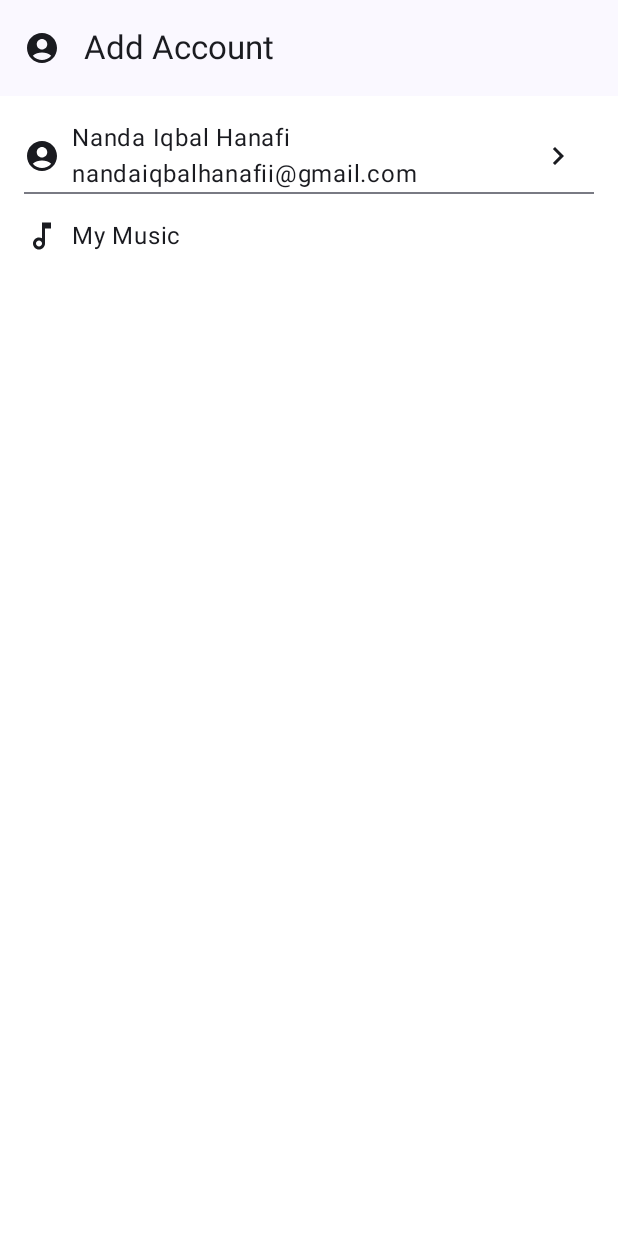
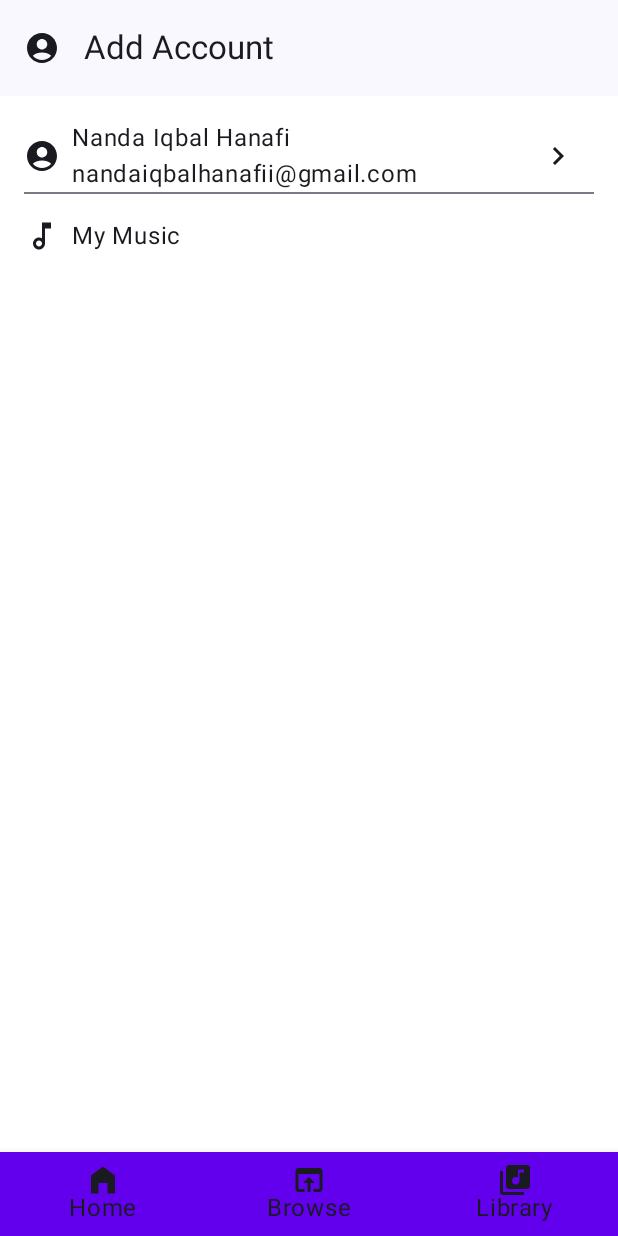
Before and after one commit to nandaiqbalh/music-app-ui-compose, an Android app built with Jetpack Compose: the screen it shows after launch (MainActivity), on a phone screen of 412 x 824 dp. Run offline under Robolectric (Android 15) with nearby library versions, the phone set to English and light mode, and no system bars.

Commit message:
Set up bottom navigation

```diff
--- a/app/src/main/java/com/nandaiqbalh/musicappui/Navigation.kt
+++ b/app/src/main/java/com/nandaiqbalh/musicappui/Navigation.kt
@@ -15,6 +15,18 @@ import com.nandaiqbalh.musicappui.ui.SubscriptionView
 fun Navigation(navController: NavController, viewModel: MainViewModel, pd: PaddingValues) {
 
 	NavHost(navController = navController as NavHostController, startDestination = Screen.DrawerScreen.Account.route, modifier = Modifier.padding(pd)) {
+		composable(Screen.BottomScreen.Home.bRoute){
+
+		}
+
+		composable(Screen.BottomScreen.Browse.bRoute){
+
+		}
+
+		composable(Screen.BottomScreen.Library.bRoute){
+
+		}
+
 		composable(Screen.DrawerScreen.Account.route){
 			AccountView()
 		}
--- a/app/src/main/java/com/nandaiqbalh/musicappui/Screen.kt
+++ b/app/src/main/java/com/nandaiqbalh/musicappui/Screen.kt
@@ -3,6 +3,16 @@ package com.nandaiqbalh.musicappui
 import androidx.annotation.DrawableRes
 
 sealed class Screen(val title: String, val route: String) {
+
+	sealed class BottomScreen(val bTitle: String, val bRoute: String, @DrawableRes val icon: Int) :
+		Screen(bTitle, bRoute) {
+
+		object Home : BottomScreen("Home", "home", R.drawable.ic_home)
+
+		object Browse : BottomScreen("Browse", "browse", R.drawable.ic_browse)
+
+		object Library : BottomScreen("Library", "library", R.drawable.ic_library)
+	}
 
 	sealed class DrawerScreen(val dTitle: String, val dRoute: String, @DrawableRes val icon: Int) :
 		Screen(dTitle, dRoute) {
@@ -16,6 +26,12 @@ sealed class Screen(val title: String, val route: String) {
 	}
 }
 
+val screensInBottom = listOf(
+	Screen.BottomScreen.Home,
+	Screen.BottomScreen.Browse,
+	Screen.BottomScreen.Library
+)
+
 val screensInDrawer = listOf(
 	Screen.DrawerScreen.Account,
 	Screen.DrawerScreen.Subscription,
--- a/app/src/main/java/com/nandaiqbalh/musicappui/ui/MainView.kt
+++ b/app/src/main/java/com/nandaiqbalh/musicappui/ui/MainView.kt
@@ -5,8 +5,11 @@ import androidx.compose.foundation.clickable
 import androidx.compose.foundation.layout.Row
 import androidx.compose.foundation.layout.fillMaxWidth
 import androidx.compose.foundation.layout.padding
+import androidx.compose.foundation.layout.wrapContentSize
 import androidx.compose.foundation.lazy.LazyColumn
 import androidx.compose.foundation.lazy.items
+import androidx.compose.material.BottomNavigation
+import androidx.compose.material.BottomNavigationItem
 import androidx.compose.material.ScaffoldState
 import androidx.compose.material.icons.Icons
 import androidx.compose.material.icons.filled.AccountCircle
@@ -34,6 +37,7 @@ import androidx.navigation.compose.rememberNavController
 import com.nandaiqbalh.musicappui.MainViewModel
 import com.nandaiqbalh.musicappui.Navigation
 import com.nandaiqbalh.musicappui.Screen
+import com.nandaiqbalh.musicappui.screensInBottom
 import com.nandaiqbalh.musicappui.screensInDrawer
 import kotlinx.coroutines.CoroutineScope
 import kotlinx.coroutines.launch
@@ -63,8 +67,34 @@ fun MainView() {
 		mutableStateOf(false)
 	}
 
+	val bottomBar: @Composable () -> Unit = {
+		if (currentScreen is Screen.DrawerScreen || currentScreen == Screen.BottomScreen.Home) {
+			BottomNavigation(modifier = Modifier.wrapContentSize()) {
+				screensInBottom.forEach { item ->
+					BottomNavigationItem(
+						selected = currentRoute == item.bRoute,
+						onClick = { controller.navigate(item.bRoute) },
+						icon = {
+							Icon(
+								painter = painterResource(id = item.icon),
+								contentDescription = null
+							)
+						},
+						label = {
+							Text(text = item.bTitle)
+						},
+						selectedContentColor = Color.White,
+						unselectedContentColor = Color.Black
+					)
+				}
+
+			}
+
+		}
+	}
+
 	Scaffold(
-
+		bottomBar = bottomBar,
 		topBar = {
 			TopAppBar(
 				title = { Text(text = title.value) },
--- /dev/null
+++ b/app/src/main/res/drawable/ic_browse.xml
@@ -0,0 +1,5 @@
+<vector xmlns:android="http://schemas.android.com/apk/res/android" android:height="24dp" android:tint="#000000" android:viewportHeight="24" android:viewportWidth="24" android:width="24dp">
+
+    <path android:fillColor="@android:color/white" android:pathData="M19,4L5,4c-1.11,0 -2,0.9 -2,2v12c0,1.1 0.89,2 2,2h4v-2L5,18L5,8h14v10h-4v2h4c1.1,0 2,-0.9 2,-2L21,6c0,-1.1 -0.89,-2 -2,-2zM12,10l-4,4h3v6h2v-6h3l-4,-4z"/>
+
+</vector>
--- /dev/null
+++ b/app/src/main/res/drawable/ic_home.xml
@@ -0,0 +1,5 @@
+<vector xmlns:android="http://schemas.android.com/apk/res/android" android:height="24dp" android:tint="#000000" android:viewportHeight="24" android:viewportWidth="24" android:width="24dp">
+
+    <path android:fillColor="@android:color/white" android:pathData="M12,3L4,9v12h5v-7h6v7h5V9z"/>
+
+</vector>
--- /dev/null
+++ b/app/src/main/res/drawable/ic_library.xml
@@ -0,0 +1,5 @@
+<vector xmlns:android="http://schemas.android.com/apk/res/android" android:height="24dp" android:tint="#000000" android:viewportHeight="24" android:viewportWidth="24" android:width="24dp">
+
+    <path android:fillColor="@android:color/white" android:pathData="M20,2L8,2c-1.1,0 -2,0.9 -2,2v12c0,1.1 0.9,2 2,2h12c1.1,0 2,-0.9 2,-2L22,4c0,-1.1 -0.9,-2 -2,-2zM18,7h-3v5.5c0,1.38 -1.12,2.5 -2.5,2.5S10,13.88 10,12.5s1.12,-2.5 2.5,-2.5c0.57,0 1.08,0.19 1.5,0.51L14,5h4v2zM4,6L2,6v14c0,1.1 0.9,2 2,2h14v-2L4,20L4,6z"/>
+
+</vector>
```
